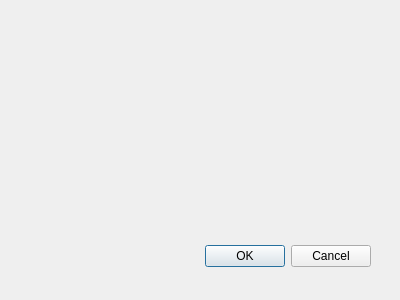
First picture: the form in student/13/pairs_gui/mainwindow.ui, repository sophietotterstrom/Prog2_PairsGUI_Project_CPlusPlus, before the edit.
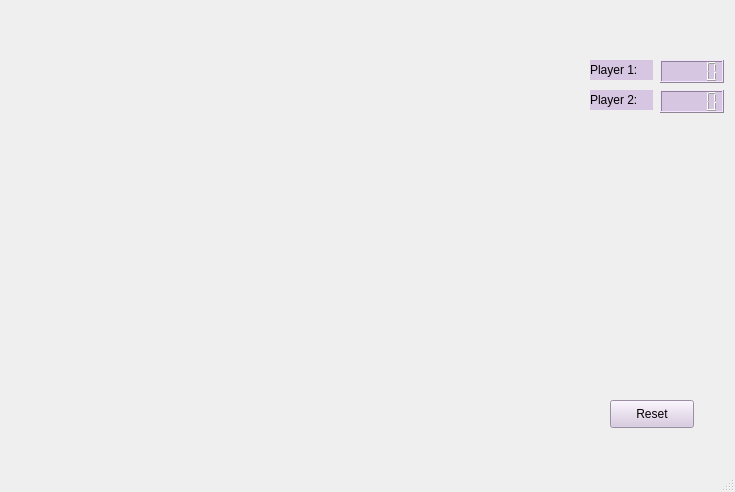
Second picture: the form after the edit.

Commit message: A lot has changed. I wasn't quite grasping how to set up a GUI in Qt Creator. The old project file has been deleted and replaced with a new file. New file no longer includes copy-pasted code from week 4's project and has the sceleton of the user interface. Card grid layout has been implemented and should be working. For it to use a method for findinf the nearest factors has been included in the program. Some card back styling is done.

```diff
--- a/student/13/pairs_gui/mainwindow.ui
+++ b/student/13/pairs_gui/mainwindow.ui
@@ -1,36 +1,109 @@
-<ui version="4.0" >
- <author></author>
- <comment></comment>
- <exportmacro></exportmacro>
- <class>Dialog</class>
- <widget class="QDialog" name="Dialog" >
-  <property name="geometry" >
+<?xml version="1.0" encoding="UTF-8"?>
+<ui version="4.0">
+ <class>MainWindow</class>
+ <widget class="QMainWindow" name="MainWindow">
+  <property name="geometry">
    <rect>
     <x>0</x>
     <y>0</y>
-    <width>400</width>
-    <height>300</height>
+    <width>735</width>
+    <height>492</height>
    </rect>
   </property>
   <property name="windowTitle" >
    <string>Dialog</string>
   </property>
-  <widget class="QDialogButtonBox" name="buttonBox" >
-   <property name="geometry" >
-    <rect>
-     <x>30</x>
-     <y>240</y>
-     <width>341</width>
-     <height>32</height>
-    </rect>
-   </property>
-   <property name="orientation" >
-    <enum>Qt::Horizontal</enum>
-   </property>
-   <property name="standardButtons" >
-    <set>QDialogButtonBox::Cancel|QDialogButtonBox::Ok</set>
-   </property>
+  <widget class="QWidget" name="centralwidget">
+   <widget class="QWidget" name="gridLayoutWidget">
+    <property name="geometry">
+     <rect>
+      <x>30</x>
+      <y>70</y>
+      <width>551</width>
+      <height>381</height>
+     </rect>
+    </property>
+    <layout class="QGridLayout" name="cardGridLayout"/>
+   </widget>
+   <widget class="QPushButton" name="resetButton">
+    <property name="geometry">
+     <rect>
+      <x>610</x>
+      <y>400</y>
+      <width>84</width>
+      <height>28</height>
+     </rect>
+    </property>
+    <property name="styleSheet">
+     <string notr="true">background-color: rgb(215, 198, 225);
+font: 16pt &quot;Clean&quot;;</string>
+    </property>
+    <property name="text">
+     <string>Reset</string>
+    </property>
+   </widget>
+   <widget class="QLabel" name="player1Label">
+    <property name="geometry">
+     <rect>
+      <x>590</x>
+      <y>60</y>
+      <width>63</width>
+      <height>20</height>
+     </rect>
+    </property>
+    <property name="styleSheet">
+     <string notr="true">background-color: rgb(215, 198, 225);
+font: 16pt &quot;Clean&quot;;</string>
+    </property>
+    <property name="text">
+     <string>Player 1:</string>
+    </property>
+   </widget>
+   <widget class="QLabel" name="player2Label">
+    <property name="geometry">
+     <rect>
+      <x>590</x>
+      <y>90</y>
+      <width>63</width>
+      <height>20</height>
+     </rect>
+    </property>
+    <property name="styleSheet">
+     <string notr="true">background-color: rgb(215, 198, 225);
+font: 16pt &quot;Clean&quot;;</string>
+    </property>
+    <property name="text">
+     <string>Player 2:</string>
+    </property>
+   </widget>
+   <widget class="QLCDNumber" name="player2ScoreLCDNum">
+    <property name="geometry">
+     <rect>
+      <x>660</x>
+      <y>90</y>
+      <width>64</width>
+      <height>23</height>
+     </rect>
+    </property>
+    <property name="styleSheet">
+     <string notr="true">background-color: rgb(215, 198, 225);</string>
+    </property>
+   </widget>
+   <widget class="QLCDNumber" name="player1ScoreLCDNum">
+    <property name="geometry">
+     <rect>
+      <x>660</x>
+      <y>60</y>
+      <width>64</width>
+      <height>23</height>
+     </rect>
+    </property>
+    <property name="styleSheet">
+     <string notr="true">background-color: rgb(215, 198, 225);</string>
+    </property>
+   </widget>
   </widget>
+  <widget class="QStatusBar" name="statusbar"/>
  </widget>
  <pixmapfunction></pixmapfunction>
  <resources/>
```
Left out of the diff: 41 changed lines with no effect on the pictures. The commit also changes 13 other files.
